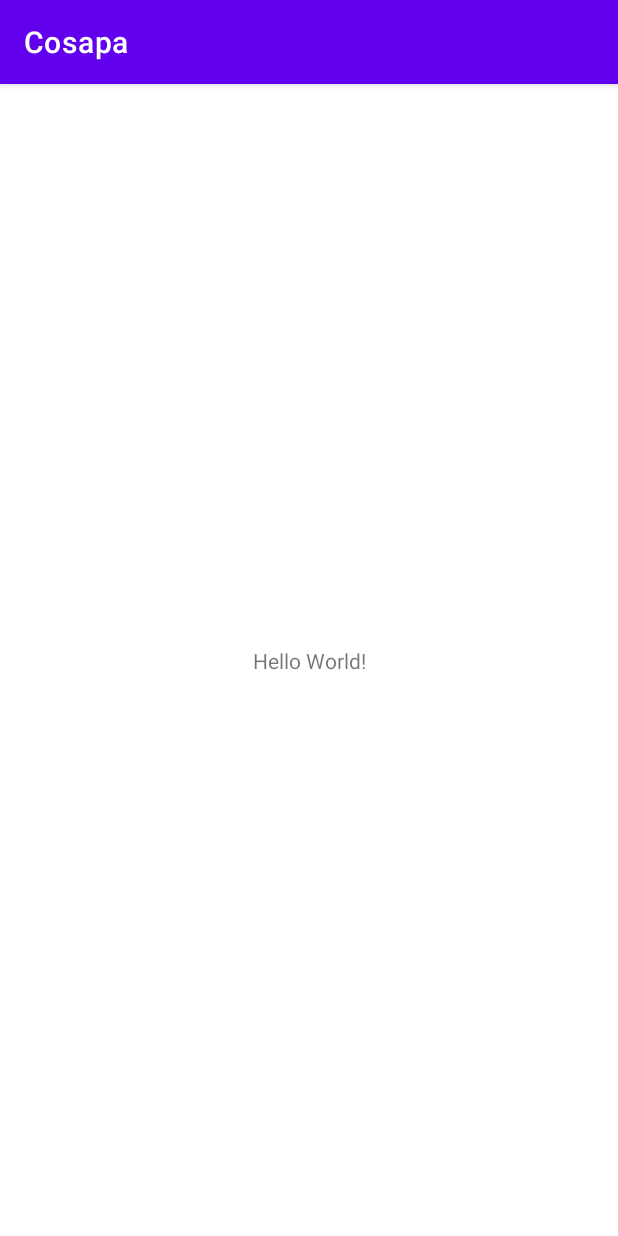
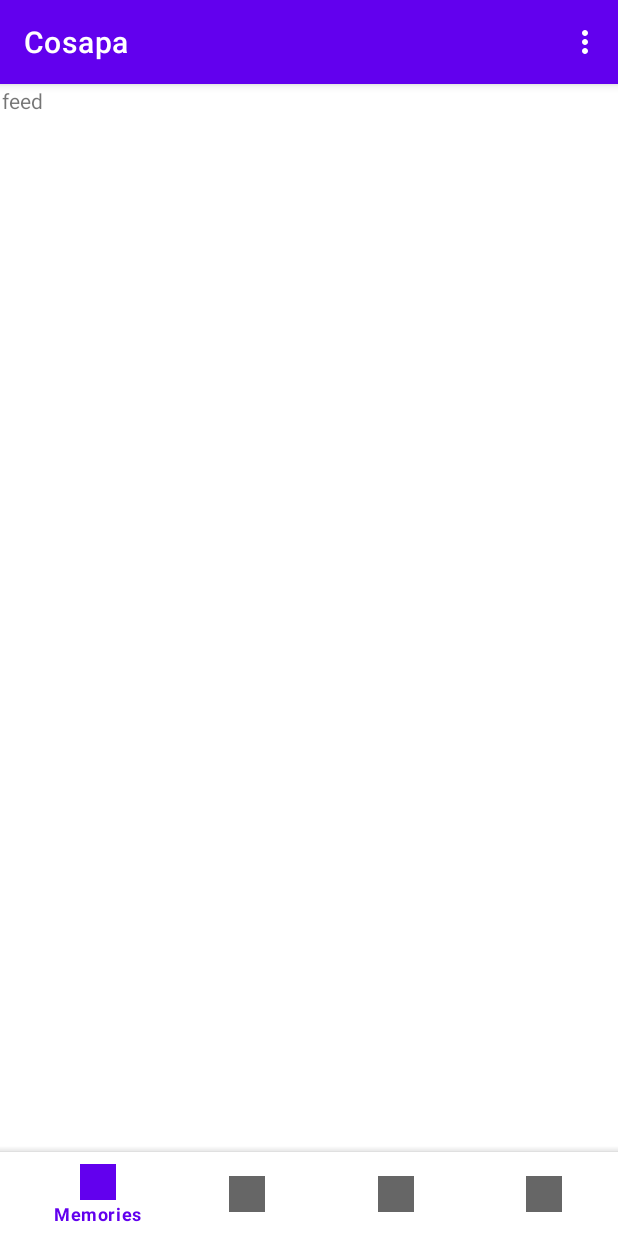
Before and after one commit to mitrukahitesh/Cosapa, an Android app: the screen it shows after launch (MainActivity), on a phone screen of 412 x 824 dp. Run offline under Robolectric (Android 15) with nearby library versions, the phone set to English and light mode, and no system bars.

Commit message:
navigation setup

```diff
--- a/app/build.gradle
+++ b/app/build.gradle
@@ -29,6 +29,7 @@ android {
         targetSdkVersion 30
         versionCode 1
         versionName "1.0"
+        multiDexEnabled true
 
         testInstrumentationRunner "androidx.test.runner.AndroidJUnitRunner"
     }
@@ -50,6 +51,7 @@ dependencies {
     implementation 'androidx.appcompat:appcompat:1.3.1'
     implementation 'com.google.android.material:material:1.4.0'
     implementation 'androidx.constraintlayout:constraintlayout:2.1.0'
+    implementation 'com.android.support:multidex:1.0.3'
     testImplementation 'junit:junit:4.+'
     androidTestImplementation 'androidx.test.ext:junit:1.1.3'
     androidTestImplementation 'androidx.test.espresso:espresso-core:3.4.0'
--- a/app/src/main/java/com/skywalkers/cosapa/MainActivity.java
+++ b/app/src/main/java/com/skywalkers/cosapa/MainActivity.java
@@ -1,14 +1,105 @@
 package com.skywalkers.cosapa;
 
+import androidx.annotation.NonNull;
 import androidx.appcompat.app.AppCompatActivity;
+import androidx.fragment.app.Fragment;
+import androidx.fragment.app.FragmentManager;
 
+import android.content.Context;
 import android.os.Bundle;
+import android.view.Menu;
+import android.view.MenuItem;
+
+import com.google.android.material.bottomnavigation.BottomNavigationView;
+import com.skywalkers.cosapa.fragments.Doctors;
+import com.skywalkers.cosapa.fragments.FeedFragment;
+import com.skywalkers.cosapa.fragments.HealthDashboard;
+import com.skywalkers.cosapa.fragments.NearbyFragment;
 
 public class MainActivity extends AppCompatActivity {
+
+    /*final FeedFragment fragment1 =new FeedFragment();
+    final NearbyFragment fragment2 = new NearbyFragment();
+    final Doctors fragment3 = new Doctors();
+    final HealthDashboard fragment4= new HealthDashboard();
+    final FragmentManager fm = getSupportFragmentManager();
+    FeedFragment active = fragment1;*/
+
+    final Fragment fragment1 = new FeedFragment();
+    final Fragment fragment2 = new NearbyFragment();
+    final Fragment fragment3 = new HealthDashboard();
+    final Fragment fragment4 = new Doctors();
+    final FragmentManager fm = getSupportFragmentManager();
+    Fragment active = fragment1;
+    private Context contextOfApplication;
 
     @Override
     protected void onCreate(Bundle savedInstanceState) {
         super.onCreate(savedInstanceState);
         setContentView(R.layout.activity_main);
+
+
+        BottomNavigationView navigation = (BottomNavigationView) findViewById(R.id.bottomNavigationView);
+        navigation.setOnNavigationItemSelectedListener(mOnNavigationItemSelectedListener);
+
+        navigation.setBackground(null);
+
+        contextOfApplication = getApplicationContext();
+
+        fm.beginTransaction().add(R.id.main_container,fragment4,"4").hide(fragment4).commit();
+        fm.beginTransaction().add(R.id.main_container, fragment3, "3").hide(fragment3).commit();
+        fm.beginTransaction().add(R.id.main_container, fragment2, "2").hide(fragment2).commit();
+        fm.beginTransaction().add(R.id.main_container,fragment1, "1").commit();
+    }
+
+    private BottomNavigationView.OnNavigationItemSelectedListener mOnNavigationItemSelectedListener
+            = new BottomNavigationView.OnNavigationItemSelectedListener() {
+
+        @Override
+        public boolean onNavigationItemSelected(@NonNull MenuItem item) {
+            switch (item.getItemId()) {
+                case R.id.memories:
+                    item.setIcon(R.drawable.ic_launcher_background);
+                    fm.beginTransaction().hide(active).show(fragment1).commit();
+                    active = fragment1;
+                    return true;
+
+                case R.id.memories2:
+
+                    fm.beginTransaction().hide(active).show(fragment2).commit();
+                    active = fragment2;
+                    return true;
+
+                case R.id.profile:
+                    item.setIcon(R.drawable.ic_launcher_background);
+                    fm.beginTransaction().hide(active).show(fragment3).commit();
+                    active = fragment3;
+                    return true;
+
+                case R.id.profile2:
+
+                    fm.beginTransaction().hide(active).show(fragment4).commit();
+                    active = fragment2;
+                    return true;
+
+
+
+            }
+            return false;
+        }
+    };
+
+    @Override
+    public boolean onCreateOptionsMenu(Menu menu) {
+        getMenuInflater().inflate(R.menu.bottom_nav_menu, menu);
+        return super.onCreateOptionsMenu(menu);
+    }
+    @Override
+    public boolean onOptionsItemSelected(MenuItem item) {
+        int id = item.getItemId();
+
+
+
+        return super.onOptionsItemSelected(item);
     }
 }
--- /dev/null
+++ b/app/src/main/java/com/skywalkers/cosapa/fragments/Doctors.java
@@ -0,0 +1,62 @@
+package com.skywalkers.cosapa.fragments;
+
+import android.os.Bundle;
+
+import androidx.fragment.app.Fragment;
+
+import android.view.LayoutInflater;
+import android.view.View;
+import android.view.ViewGroup;
+
+import com.skywalkers.cosapa.R;
+
+
+public class Doctors extends Fragment {
+
+    // TODO: Rename parameter arguments, choose names that match
+    // the fragment initialization parameters, e.g. ARG_ITEM_NUMBER
+    private static final String ARG_PARAM1 = "param1";
+    private static final String ARG_PARAM2 = "param2";
+
+    // TODO: Rename and change types of parameters
+    private String mParam1;
+    private String mParam2;
+
+    public Doctors() {
+        // Required empty public constructor
+    }
+
+    /**
+     * Use this factory method to create a new instance of
+     * this fragment using the provided parameters.
+     *
+     * @param param1 Parameter 1.
+     * @param param2 Parameter 2.
+     * @return A new instance of fragment frag1.
+     */
+    // TODO: Rename and change types and number of parameters
+    public static Doctors newInstance(String param1, String param2) {
+        Doctors fragment = new Doctors();
+        Bundle args = new Bundle();
+        args.putString(ARG_PARAM1, param1);
+        args.putString(ARG_PARAM2, param2);
+        fragment.setArguments(args);
+        return fragment;
+    }
+
+    @Override
+    public void onCreate(Bundle savedInstanceState) {
+        super.onCreate(savedInstanceState);
+        if (getArguments() != null) {
+            mParam1 = getArguments().getString(ARG_PARAM1);
+            mParam2 = getArguments().getString(ARG_PARAM2);
+        }
+    }
+
+    @Override
+    public View onCreateView(LayoutInflater inflater, ViewGroup container,
+                             Bundle savedInstanceState) {
+        // Inflate the layout for this fragment
+        return inflater.inflate(R.layout.fragment_doctors, container, false);
+    }
+}
--- /dev/null
+++ b/app/src/main/java/com/skywalkers/cosapa/fragments/FeedFragment.java
@@ -0,0 +1,62 @@
+package com.skywalkers.cosapa.fragments;
+
+import android.os.Bundle;
+
+import androidx.fragment.app.Fragment;
+
+import android.view.LayoutInflater;
+import android.view.View;
+import android.view.ViewGroup;
+
+import com.skywalkers.cosapa.R;
+
+
+public class FeedFragment extends Fragment {
+
+    // TODO: Rename parameter arguments, choose names that match
+    // the fragment initialization parameters, e.g. ARG_ITEM_NUMBER
+    private static final String ARG_PARAM1 = "param1";
+    private static final String ARG_PARAM2 = "param2";
+
+    // TODO: Rename and change types of parameters
+    private String mParam1;
+    private String mParam2;
+
+    public FeedFragment() {
+        // Required empty public constructor
+    }
+
+    /**
+     * Use this factory method to create a new instance of
+     * this fragment using the provided parameters.
+     *
+     * @param param1 Parameter 1.
+     * @param param2 Parameter 2.
+     * @return A new instance of fragment frag1.
+     */
+    // TODO: Rename and change types and number of parameters
+    public static FeedFragment newInstance(String param1, String param2) {
+        FeedFragment fragment = new FeedFragment();
+        Bundle args = new Bundle();
+        args.putString(ARG_PARAM1, param1);
+        args.putString(ARG_PARAM2, param2);
+        fragment.setArguments(args);
+        return fragment;
+    }
+
+    @Override
+    public void onCreate(Bundle savedInstanceState) {
+        super.onCreate(savedInstanceState);
+        if (getArguments() != null) {
+            mParam1 = getArguments().getString(ARG_PARAM1);
+            mParam2 = getArguments().getString(ARG_PARAM2);
+        }
+    }
+
+    @Override
+    public View onCreateView(LayoutInflater inflater, ViewGroup container,
+                             Bundle savedInstanceState) {
+        // Inflate the layout for this fragment
+        return inflater.inflate(R.layout.fragment_feed, container, false);
+    }
+}
--- /dev/null
+++ b/app/src/main/java/com/skywalkers/cosapa/fragments/HealthDashboard.java
@@ -0,0 +1,54 @@
+package com.skywalkers.cosapa.fragments;
+
+import android.os.Bundle;
+
+import androidx.fragment.app.Fragment;
+
+import android.view.LayoutInflater;
+import android.view.View;
+import android.view.ViewGroup;
+
+import com.skywalkers.cosapa.R;
+
+public class HealthDashboard extends Fragment {
+
+    // TODO: Rename parameter arguments, choose names that match
+    // the fragment initialization parameters, e.g. ARG_ITEM_NUMBER
+    private static final String ARG_PARAM1 = "param1";
+    private static final String ARG_PARAM2 = "param2";
+
+    // TODO: Rename and change types of parameters
+    private String mParam1;
+    private String mParam2;
+
+    public HealthDashboard() {
+        // Required empty public constructor
+    }
+
+
+    // TODO: Rename and change types and number of parameters
+    public static HealthDashboard newInstance(String param1, String param2) {
+        HealthDashboard fragment = new HealthDashboard();
+        Bundle args = new Bundle();
+        args.putString(ARG_PARAM1, param1);
+        args.putString(ARG_PARAM2, param2);
+        fragment.setArguments(args);
+        return fragment;
+    }
+
+    @Override
+    public void onCreate(Bundle savedInstanceState) {
+        super.onCreate(savedInstanceState);
+        if (getArguments() != null) {
+            mParam1 = getArguments().getString(ARG_PARAM1);
+            mParam2 = getArguments().getString(ARG_PARAM2);
+        }
+    }
+
+    @Override
+    public View onCreateView(LayoutInflater inflater, ViewGroup container,
+                             Bundle savedInstanceState) {
+        // Inflate the layout for this fragment
+        return inflater.inflate(R.layout.fragment_health_dashboard, container, false);
+    }
+}
--- /dev/null
+++ b/app/src/main/java/com/skywalkers/cosapa/fragments/NearbyFragment.java
@@ -0,0 +1,61 @@
+package com.skywalkers.cosapa.fragments;
+
+import android.os.Bundle;
+
+import androidx.fragment.app.Fragment;
+
+import android.view.LayoutInflater;
+import android.view.View;
+import android.view.ViewGroup;
+
+import com.skywalkers.cosapa.R;
+
+public class NearbyFragment extends Fragment {
+
+    // TODO: Rename parameter arguments, choose names that match
+    // the fragment initialization parameters, e.g. ARG_ITEM_NUMBER
+    private static final String ARG_PARAM1 = "param1";
+    private static final String ARG_PARAM2 = "param2";
+
+    // TODO: Rename and change types of parameters
+    private String mParam1;
+    private String mParam2;
+
+    public NearbyFragment() {
+        // Required empty public constructor
+    }
+
+    /**
+     * Use this factory method to create a new instance of
+     * this fragment using the provided parameters.
+     *
+     * @param param1 Parameter 1.
+     * @param param2 Parameter 2.
+     * @return A new instance of fragment frag1.
+     */
+    // TODO: Rename and change types and number of parameters
+    public static NearbyFragment newInstance(String param1, String param2) {
+        NearbyFragment fragment = new NearbyFragment();
+        Bundle args = new Bundle();
+        args.putString(ARG_PARAM1, param1);
+        args.putString(ARG_PARAM2, param2);
+        fragment.setArguments(args);
+        return fragment;
+    }
+
+    @Override
+    public void onCreate(Bundle savedInstanceState) {
+        super.onCreate(savedInstanceState);
+        if (getArguments() != null) {
+            mParam1 = getArguments().getString(ARG_PARAM1);
+            mParam2 = getArguments().getString(ARG_PARAM2);
+        }
+    }
+
+    @Override
+    public View onCreateView(LayoutInflater inflater, ViewGroup container,
+                             Bundle savedInstanceState) {
+        // Inflate the layout for this fragment
+        return inflater.inflate(R.layout.fragment_nearby, container, false);
+    }
+}
--- a/app/src/main/res/layout/activity_main.xml
+++ b/app/src/main/res/layout/activity_main.xml
@@ -1,18 +1,49 @@
 <?xml version="1.0" encoding="utf-8"?>
-<androidx.constraintlayout.widget.ConstraintLayout xmlns:android="http://schemas.android.com/apk/res/android"
+<androidx.coordinatorlayout.widget.CoordinatorLayout
+    xmlns:android="http://schemas.android.com/apk/res/android"
     xmlns:app="http://schemas.android.com/apk/res-auto"
     xmlns:tools="http://schemas.android.com/tools"
     android:layout_width="match_parent"
     android:layout_height="match_parent"
     tools:context=".MainActivity">
 
-    <TextView
-        android:layout_width="wrap_content"
+    <com.google.android.material.bottomappbar.BottomAppBar
+        android:id="@+id/bottomAppBar"
+        android:layout_width="match_parent"
         android:layout_height="wrap_content"
-        android:text="Hello World!"
-        app:layout_constraintBottom_toBottomOf="parent"
-        app:layout_constraintLeft_toLeftOf="parent"
-        app:layout_constraintRight_toRightOf="parent"
-        app:layout_constraintTop_toTopOf="parent" />
+        android:layout_gravity="bottom"
+        app:fabCradleMargin="10dp"
 
-</androidx.constraintlayout.widget.ConstraintLayout>
+
+
+        app:fabCradleRoundedCornerRadius="10dp"
+        app:fabCradleVerticalOffset="10dp">
+
+        <com.google.android.material.bottomnavigation.BottomNavigationView
+
+            android:id="@+id/bottomNavigationView"
+            android:layout_width="match_parent"
+            android:layout_height="match_parent"
+            android:elevation="0dp"
+            app:layout_behavior="com.google.android.material.behavior.HideBottomViewOnScrollBehavior"
+
+
+
+            app:menu="@menu/bottom_nav_menu" />
+
+    </com.google.android.material.bottomappbar.BottomAppBar>
+
+    <!-- Fragments Container -->
+
+    <include
+        layout="@layout/content_main"
+        android:layout_width="match_parent"
+        android:layout_height="wrap_content"
+        android:layout_marginBottom="64dp"
+        app:layout_constraintBottom_toTopOf="@+id/bottomAppBar"
+        app:layout_constraintEnd_toEndOf="parent"
+        app:layout_constraintStart_toStartOf="parent"
+        app:layout_constraintTop_toBottomOf="@+id/appBarLayout" />
+
+
+</androidx.coordinatorlayout.widget.CoordinatorLayout>
--- /dev/null
+++ b/app/src/main/res/layout/content_main.xml
@@ -0,0 +1,15 @@
+<?xml version="1.0" encoding="utf-8"?>
+<FrameLayout xmlns:android="http://schemas.android.com/apk/res/android"
+    xmlns:app="http://schemas.android.com/apk/res-auto"
+    xmlns:tools="http://schemas.android.com/tools"
+    android:layout_width="match_parent"
+    android:layout_height="wrap_content"
+    app:layout_behavior="@string/appbar_scrolling_view_behavior"
+    tools:context="MainActivity"
+    tools:showIn="@layout/activity_main"
+    android:padding="1dp"
+
+
+    android:id="@+id/main_container">
+
+</FrameLayout>
--- /dev/null
+++ b/app/src/main/res/layout/fragment_feed.xml
@@ -0,0 +1,14 @@
+<?xml version="1.0" encoding="utf-8"?>
+<FrameLayout xmlns:android="http://schemas.android.com/apk/res/android"
+    xmlns:tools="http://schemas.android.com/tools"
+    android:layout_width="match_parent"
+    android:layout_height="match_parent"
+    tools:context=".fragments.FeedFragment">
+
+    <!-- TODO: Update blank fragment layout -->
+    <TextView
+        android:layout_width="match_parent"
+        android:layout_height="match_parent"
+        android:text="feed" />
+
+</FrameLayout>
--- /dev/null
+++ b/app/src/main/res/menu/bottom_nav_menu.xml
@@ -0,0 +1,30 @@
+<?xml version="1.0" encoding="utf-8"?>
+<menu xmlns:android="http://schemas.android.com/apk/res/android">
+
+    <item
+        android:id="@+id/memories"
+        android:icon="@drawable/ic_launcher_background"
+        android:title="Memories" />
+
+
+
+    <item
+        android:id="@+id/profile"
+        android:icon="@drawable/ic_launcher_background"
+        android:title="Profile" />
+    <item
+        android:id="@+id/memories2"
+        android:icon="@drawable/ic_launcher_background"
+        android:title="Memories" />
+
+
+
+    <item
+        android:id="@+id/profile2"
+        android:icon="@drawable/ic_launcher_background"
+        android:title="Profile" />
+
+
+
+
+</menu>
--- a/app/src/main/res/values/strings.xml
+++ b/app/src/main/res/values/strings.xml
@@ -1,3 +1,5 @@
 <resources>
     <string name="app_name">Cosapa</string>
+    <!-- TODO: Remove or change this placeholder text -->
+    <string name="hello_blank_fragment">Hello blank fragment</string>
 </resources>
```
Also changed, not shown: app/src/main/res/layout/fragment_doctors.xml (added, +14 -0 lines), app/src/main/res/layout/fragment_health_dashboard.xml (added, +14 -0 lines), app/src/main/res/layout/fragment_nearby.xml (added, +14 -0 lines).
